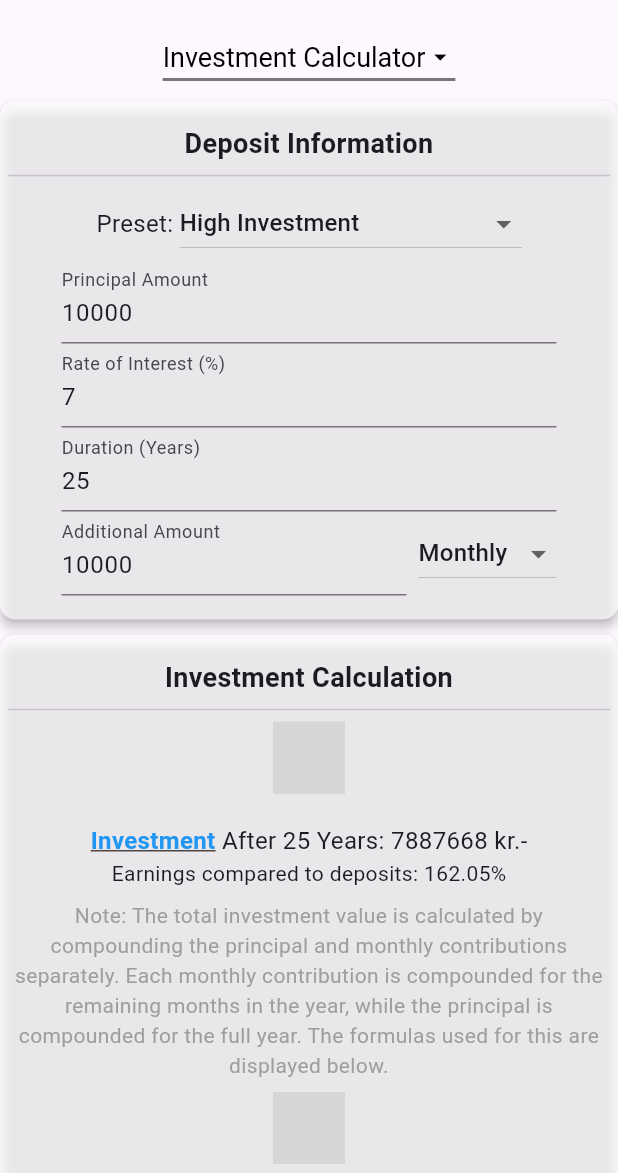
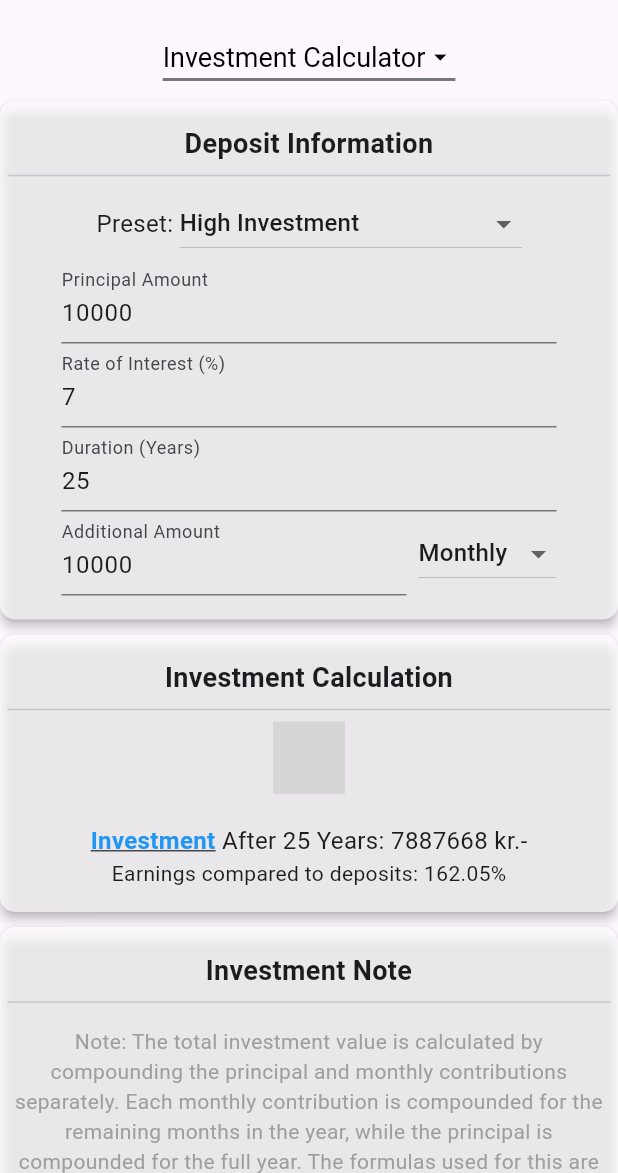
Before and after one commit to Gorm2303/fire-project, a Flutter app: the CalculatorScreen screen opened by its route, after a tap on "Investment", on a phone screen of 412 x 824 dp, the part 63-1236 px from its top. Run offline on Flutter 3.47's test engine with Material 3 defaults, Android fonts, the phone set to English and light mode, and no system bars; our stand-ins replace data_table_2; missing offline and left inert: flutter_math_fork; grey boxes are pictures that could not be loaded.

Commit message:
It didn't quite work before, so reverted and this works better

```diff
--- a/fire_app/lib/screens/calculator_screen.dart
+++ b/fire_app/lib/screens/calculator_screen.dart
@@ -1,7 +1,9 @@
 import 'package:fire_app/models/tax_option.dart';
+import 'package:fire_app/widgets/investment_widgets/investment_calculation_widget.dart';
+import 'package:fire_app/widgets/investment_widgets/break_period_widget.dart';
 import 'package:fire_app/widgets/investment_widgets/investment_note_widget.dart';
-import 'package:fire_app/widgets/investment_widgets/break_period_widget.dart';
 import 'package:fire_app/widgets/withdrawal_tax_widgets/withdrawal_widget.dart';
+import 'package:fire_app/widgets/wrappers/card_wrapper.dart';
 import 'package:flutter/material.dart';
 import 'package:provider/provider.dart';
 import '../services/tax_option_manager.dart';
@@ -147,8 +149,8 @@ class _CalculatorScreenState extends State<CalculatorScreen> with TickerProvider
     });
   }
 
-  Widget _buildInvestmentNoteWidget() {
-    return InvestmentNoteWidget(
+  Widget _buildInvestmentCalculationWidget() {
+    return InvestmentCalculationWidget(
       showInvestmentNote: showInvestmentNote,
       totalDeposits: _investmentPlan.depositPlan.deposits,
       totalValue: _investmentPlan.depositPlan.totalValue,
@@ -168,33 +170,70 @@ class _CalculatorScreenState extends State<CalculatorScreen> with TickerProvider
     );
   }
 
-  Widget _buildSizedBox(double height) {
-    return SizedBox(height: height);
-  }
-
   Widget investmentCalculatorContent() {
+    double width = 520;
     return SingleChildScrollView(
       child: Column(
         children: <Widget>[
           SizedBox(
-            width: 550,
+            width: width,
             child: Column(
               children: [
                 _buildInputFields(),
-                _buildInvestmentNoteWidget(),
-                Column(
-                  children: <Widget>[
-                    _buildBreakPeriodWidget(),
-                    _buildTaxRateWidget(),
-                    _buildWithdrawalWidget(),
-                  ],
-                ),
+                _buildInvestmentCalculationWidget(),
               ],
             ),
           ),
-          _buildTabView(),  // No SizedBox around this one
+          showInvestmentNote ? ConstrainedBox(
+              constraints: const BoxConstraints(maxWidth: 1000),
+              child: CardWrapper(
+            title: 'Investment Note',
+            children: [_buildInvestmentNoteWidget()]
+            )
+          ) : Container(),
+          SizedBox(
+            width: width,
+            child: Column(
+              children: <Widget>[
+                _buildBreakPeriodWidget(),
+                _buildTaxRateWidget(),
+                _buildWithdrawalWidget(),
+              ],
+            ),
+          ),
+          _showTaxNote ? ConstrainedBox(
+              constraints: const BoxConstraints(maxWidth: 800),
+              child: CardWrapper(
+            title: 'Tax Note',
+            children: [_buildTaxNoteWidget()]
+            )
+          ) : Container(),
+          _buildTabView(),
         ],
       ),
+    );
+  }
+
+  Widget _buildTaxNoteWidget() {
+    return TaxNoteWidget(
+      showTaxNote: _showTaxNote,
+      earningsWithdrawalRatio: TaxCalculationResults(
+        earnings: _investmentPlan.withdrawalPlan.earningsAfterBreak,
+        earningsPercent: _investmentPlan.withdrawalPlan.earningsPercentAfterBreak,
+        taxableWithdrawal: _investmentPlan.withdrawalPlan.taxableWithdrawalYearlyAfterBreak,
+        annualTax: _investmentPlan.withdrawalPlan.taxYearlyAfterBreak,
+      ),
+    );
+  }
+
+  Widget _buildInvestmentNoteWidget() {
+    return InvestmentNoteWidget(
+      totalDeposits: _investmentPlan.depositPlan.deposits,
+      totalValue: _investmentPlan.depositPlan.totalValue,
+      totalInterestFromPrincipal: _investmentPlan.depositPlan.totalInterestFromPrincipal,
+      totalInterestFromContributions: _investmentPlan.depositPlan.totalInterestFromContributions,
+      compoundEarnings: _investmentPlan.depositPlan.compoundEarnings,
+      tax: _investmentPlan.depositPlan.totalTax,
     );
   }
 
@@ -247,15 +286,6 @@ class _CalculatorScreenState extends State<CalculatorScreen> with TickerProvider
           });
         },
         withdrawalDurationController: _withdrawalDurationController,
-        taxNoteWidget: TaxNoteWidget(
-          showTaxNote: _showTaxNote,
-          earningsWithdrawalRatio: TaxCalculationResults(
-            earnings: _investmentPlan.withdrawalPlan.earningsAfterBreak,
-            earningsPercent: _investmentPlan.withdrawalPlan.earningsPercentAfterBreak,
-            taxableWithdrawal: _investmentPlan.withdrawalPlan.taxableWithdrawalYearlyAfterBreak,
-            annualTax: _investmentPlan.withdrawalPlan.taxYearlyAfterBreak,
-          ),
-      ),
     );
   }
 
--- /dev/null
+++ b/fire_app/lib/widgets/investment_widgets/investment_calculation_widget.dart
@@ -0,0 +1,67 @@
+import 'package:fire_app/widgets/wrappers/card_wrapper.dart';
+import 'package:fire_app/widgets/investment_widgets/formula_widget.dart';
+import 'package:fire_app/widgets/investment_widgets/investment_compounding_results_widget.dart';
+import 'package:flutter/material.dart';
+import 'package:flutter_math_fork/flutter_math.dart';
+
+class InvestmentCalculationWidget extends StatelessWidget {
+  final bool showInvestmentNote;  // Whether to show the investment note
+  final double totalDeposits;
+  final double totalValue;
+  final double totalInterestFromPrincipal;
+  final double totalInterestFromContributions;
+  final double compoundEarnings;
+  final double tax;
+  final int duration; // Add duration to handle the time-based logic
+  final VoidCallback toggleInvestmentNote;  // Callback to handle toggling
+  final FormulaWidget formulaWidget;
+
+  const InvestmentCalculationWidget({
+    super.key,
+    required this.showInvestmentNote,
+    required this.totalDeposits,
+    required this.totalValue,
+    required this.totalInterestFromPrincipal,
+    required this.totalInterestFromContributions,
+    required this.compoundEarnings,
+    required this.tax,
+    required this.duration,
+    required this.toggleInvestmentNote,
+    required this.formulaWidget,
+  });
+
+  @override
+  Widget build(BuildContext context) {
+    double compoundEarningsOverDeposits = totalDeposits != 0 ? (compoundEarnings / totalDeposits * 100) : 0;
+    return CardWrapper(
+      title: 'Investment Calculation',
+      children: [
+        formulaWidget,
+        const SizedBox(height: 20),
+        Row(
+          mainAxisAlignment: MainAxisAlignment.center,
+          children: [
+            GestureDetector(
+              onTap: toggleInvestmentNote,  // Toggle the investment note
+              child: const Text(
+                'Investment',
+                style: TextStyle(
+                  fontSize: 16,
+                  fontWeight: FontWeight.bold,
+                  color: Colors.blue,
+                  decoration: TextDecoration.underline,
+                ),
+              ),
+            ),
+            Text(
+              ' After $duration Years: ${totalValue.toStringAsFixed(0)} kr.-',
+              style: const TextStyle(fontSize: 16),
+            ),
+          ],
+        ),
+        Text('Earnings compared to deposits: ${compoundEarningsOverDeposits.toStringAsFixed(2)}%'),
+        // Conditionally show the detailed investment note
+      ],
+    );
+  }
+}
--- a/fire_app/lib/widgets/investment_widgets/investment_note_widget.dart
+++ b/fire_app/lib/widgets/investment_widgets/investment_note_widget.dart
@@ -1,74 +1,27 @@
-import 'package:fire_app/widgets/wrappers/card_wrapper.dart';
-import 'package:fire_app/widgets/investment_widgets/formula_widget.dart';
-import 'package:fire_app/widgets/investment_widgets/investment_compounding_results_widget.dart';
-import 'package:fire_app/widgets/wrappers/math_wrapper.dart';
 import 'package:flutter/material.dart';
 import 'package:flutter_math_fork/flutter_math.dart';
+import 'investment_compounding_results_widget.dart'; // Assuming you have this class separately
 
 class InvestmentNoteWidget extends StatelessWidget {
-  final bool showInvestmentNote;  // Whether to show the investment note
   final double totalDeposits;
   final double totalValue;
   final double totalInterestFromPrincipal;
   final double totalInterestFromContributions;
   final double compoundEarnings;
   final double tax;
-  final int duration; // Add duration to handle the time-based logic
-  final VoidCallback toggleInvestmentNote;  // Callback to handle toggling
-  final FormulaWidget formulaWidget;
 
   const InvestmentNoteWidget({
     super.key,
-    required this.showInvestmentNote,
     required this.totalDeposits,
     required this.totalValue,
     required this.totalInterestFromPrincipal,
     required this.totalInterestFromContributions,
     required this.compoundEarnings,
     required this.tax,
-    required this.duration,
-    required this.toggleInvestmentNote,
-    required this.formulaWidget,
   });
 
   @override
   Widget build(BuildContext context) {
-    double compoundEarningsOverDeposits = totalDeposits != 0 ? (compoundEarnings / totalDeposits * 100) : 0;
-    return CardWrapper(
-      title: 'Investment Calculation',
-      children: [
-        formulaWidget,
-        const SizedBox(height: 20),
-        Row(
-          mainAxisAlignment: MainAxisAlignment.center,
-          children: [
-            GestureDetector(
-              onTap: toggleInvestmentNote,  // Toggle the investment note
-              child: const Text(
-                'Investment',
-                style: TextStyle(
-                  fontSize: 16,
-                  fontWeight: FontWeight.bold,
-                  color: Colors.blue,
-                  decoration: TextDecoration.underline,
-                ),
-              ),
-            ),
-            Text(
-              ' After $duration Years: ${totalValue.toStringAsFixed(0)} kr.-',
-              style: const TextStyle(fontSize: 16),
-            ),
-          ],
-        ),
-        Text('Earnings compared to deposits: ${compoundEarningsOverDeposits.toStringAsFixed(2)}%'),
-        // Conditionally show the detailed investment note
-        if (showInvestmentNote) _buildInvestmentDetails(context),
-      ],
-    );
-  }
-
-  // Builds the detailed investment section including math formulas
-  Widget _buildInvestmentDetails(BuildContext context) {
     return Column(
       crossAxisAlignment: CrossAxisAlignment.center,
       children: [
@@ -84,7 +37,7 @@ class InvestmentNoteWidget extends StatelessWidget {
         const SizedBox(height: 8),
         _buildMathTexWidget(),
         const SizedBox(height: 8),
-        // Add the widget that displays the investment contribution ratio
+        // Widget displaying investment contribution ratio
         InvestmentCompoundingResults(
           totalDeposits: totalDeposits,
           totalValue: totalValue,
@@ -99,8 +52,10 @@ class InvestmentNoteWidget extends StatelessWidget {
 
   // MathTeX formulas as part of the investment explanation
   Widget _buildMathTexWidget() {
-    return MathWrapper(
-      rightBoundaryMargin: 415,
+    return SingleChildScrollView(
+      scrollDirection: Axis.horizontal,
+      child: Column(
+        crossAxisAlignment: CrossAxisAlignment.start,
         children: [
           Math.tex(
             r"""
@@ -137,6 +92,7 @@ class InvestmentNoteWidget extends StatelessWidget {
             textStyle: const TextStyle(fontSize: 16),
           ),
         ],
+      ),
     );
   }
 }
--- a/fire_app/lib/widgets/withdrawal_tax_widgets/tax_note_widget.dart
+++ b/fire_app/lib/widgets/withdrawal_tax_widgets/tax_note_widget.dart
@@ -1,16 +1,16 @@
-import 'package:fire_app/widgets/wrappers/math_wrapper.dart';
 import 'package:flutter/material.dart';
 import 'package:flutter_math_fork/flutter_math.dart';
-
 class TaxNoteWidget extends StatelessWidget {
-  final bool showTaxNote; // Whether to show the tax note
+  final bool showTaxNote;   // Whether to show the tax note
   final Widget earningsWithdrawalRatio;
 
-  // Constructor with required parameters
+
+  // Constructor with default values for totalAfterBreak and withdrawalAmount
   const TaxNoteWidget({
     super.key,
     required this.showTaxNote,
     required this.earningsWithdrawalRatio,
+
   });
 
   @override
@@ -21,22 +21,23 @@ class TaxNoteWidget extends StatelessWidget {
         // Conditionally show the tax note
         if (showTaxNote)
           Column(
-            mainAxisAlignment: MainAxisAlignment.center, // Center the column content
+            mainAxisAlignment: MainAxisAlignment.center,  // Center the column content
             children: [
               Container(
                 constraints: const BoxConstraints(
-                  maxWidth: 750, // Set the maximum width constraint
+                  maxWidth: 760, // Set the maximum width constraint
                 ),
                 child: const Text(
-                  'Note: The tax is calculated on an annual basis. Tax is only calculated on the earnings, which means deposits are not taxed. Every person in Denmark has a tax exemption card of 49700 kr (in 2024) per year. The first earned 61,000 kr (in 2024) is taxed at 27%, and any amount above that is taxed at 42%. The displayed amount is the monthly tax, calculated based on the following formulas:',
-                  style: TextStyle(fontSize: 14, color: Colors.grey),
+                  'Note: The tax is calculated on an annually basis, tax is only calculated on the earnings which means deposits are not taxed. Every person in Denmark has a tax exemption card of 49700 kr.- (in 2024) every year. The first earned 61000 kr.- (in 2024) is taxed at 27%, and any amount above that is taxed at 42%. The displayed amount is the monthly tax, calculated based on the following formulas:',
+                  style: TextStyle(fontSize: 14, color: Color.fromARGB(255, 109, 109, 109)),
                   textAlign: TextAlign.center,
                 ),
               ),
               const SizedBox(height: 8),
-
-              MathWrapper(
-                rightBoundaryMargin: 205,
+              SingleChildScrollView(
+                scrollDirection: Axis.horizontal,
+                child: Column(
+                  crossAxisAlignment: CrossAxisAlignment.start,
                   children: [
                     Math.tex(
                       r"""
@@ -71,9 +72,9 @@ class TaxNoteWidget extends StatelessWidget {
                     ),
                   ],
                 ),
+              ),
               const SizedBox(height: 8),
-
-              // Display earningsWithdrawalRatio widget below the formulas
+              // Add the renamed widget below the formulas
               earningsWithdrawalRatio,
             ],
           ),
--- a/fire_app/lib/widgets/withdrawal_tax_widgets/withdrawal_widget.dart
+++ b/fire_app/lib/widgets/withdrawal_tax_widgets/withdrawal_widget.dart
@@ -10,7 +10,6 @@ class WithdrawalWidget extends StatelessWidget {
   final VoidCallback recalculateValues;
   final VoidCallback toggleTaxNote;
   final TextEditingController withdrawalDurationController;
-  final TaxNoteWidget taxNoteWidget;
 
   const WithdrawalWidget({
     super.key,
@@ -20,7 +19,6 @@ class WithdrawalWidget extends StatelessWidget {
     required this.recalculateValues,
     required this.toggleTaxNote,
     required this.withdrawalDurationController,
-    required this.taxNoteWidget,
   });
 
   @override
@@ -33,7 +31,6 @@ class WithdrawalWidget extends StatelessWidget {
         _buildTaxOnMonthlyWithdrawal(),
         const SizedBox(height: 10),
         _buildMonthlyWithdrawalAfterTax(),
-        taxNoteWidget,
       ],
     );
   }
--- a/fire_app/lib/widgets/wrappers/math_wrapper.dart
+++ /dev/null
@@ -1,35 +0,0 @@
-import 'package:flutter/material.dart';
-
-class MathWrapper extends StatelessWidget {
-  final double fontSize; // Font size for Math.tex
-  final double rightBoundaryMargin; // Margin for panning beyond the boundary
-  final List<Widget> children;
-
-  const MathWrapper({
-    super.key,
-    this.fontSize = 16, // Default font size
-    required this.rightBoundaryMargin,
-    required this.children,
-  });
-
-  @override
-  Widget build(BuildContext context) {
-    return LayoutBuilder(
-      builder: (context, constraints) {
-        // Create a Container that respects the maximum width of the parent widget
-        return SingleChildScrollView(
-          scrollDirection: Axis.horizontal,
-          child: InteractiveViewer(
-            boundaryMargin: EdgeInsets.only(right: rightBoundaryMargin),
-            panEnabled: true, // Enable panning
-            scaleEnabled: false, // Disable zooming, only allow panning
-            child: Column(
-              crossAxisAlignment: CrossAxisAlignment.start,
-              children: children,
-            ),
-          ),
-        );
-      },
-    );
-  }
-}
```
Lines whose indentation alone changed are shown as unchanged.
